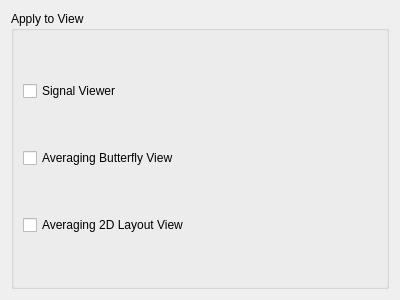
This is applications/mne_analyze/plugins/channelselection/channelselection.ui in mne-tools/mne-cpp as Qt 5 draws it before an edit. The edited form follows.
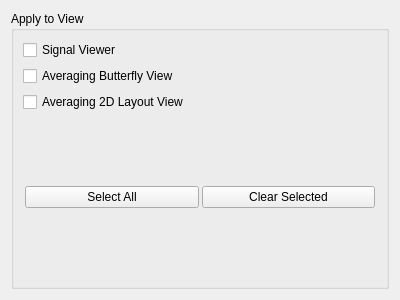
This is the edited form.

Commit message: ENH: view apply selection, catch mismatched channel names for wrong layout

Diff of the .ui file:
```diff
--- a/applications/mne_analyze/plugins/channelselection/channelselection.ui
+++ b/applications/mne_analyze/plugins/channelselection/channelselection.ui
@@ -37,6 +37,9 @@
         <property name="text">
          <string>Signal Viewer</string>
         </property>
+        <property name="checked">
+         <bool>false</bool>
+        </property>
        </widget>
       </item>
       <item>
@@ -44,6 +47,9 @@
         <property name="text">
          <string>Averaging Butterfly View</string>
         </property>
+        <property name="checked">
+         <bool>false</bool>
+        </property>
        </widget>
       </item>
       <item>
@@ -51,6 +57,62 @@
         <property name="text">
          <string>Averaging 2D Layout View</string>
         </property>
+        <property name="checked">
+         <bool>false</bool>
+        </property>
+       </widget>
+      </item>
+      <item>
+       <widget class="QFrame" name="frame">
+        <property name="sizePolicy">
+         <sizepolicy hsizetype="Minimum" vsizetype="Minimum">
+          <horstretch>0</horstretch>
+          <verstretch>0</verstretch>
+         </sizepolicy>
+        </property>
+        <property name="frameShape">
+         <enum>QFrame::NoFrame</enum>
+        </property>
+        <property name="frameShadow">
+         <enum>QFrame::Plain</enum>
+        </property>
+        <layout class="QHBoxLayout" name="horizontalLayout">
+         <property name="spacing">
+          <number>3</number>
+         </property>
+         <property name="leftMargin">
+          <number>2</number>
+         </property>
+         <property name="topMargin">
+          <number>2</number>
+         </property>
+         <property name="rightMargin">
+          <number>2</number>
+         </property>
+         <property name="bottomMargin">
+          <number>2</number>
+         </property>
+         <item>
+          <widget class="QPushButton" name="m_pushButtonAll">
+           <property name="text">
+            <string>Select All</string>
+           </property>
+           <property name="flat">
+            <bool>false</bool>
+           </property>
+          </widget>
+         </item>
+         <item>
+          <widget class="QPushButton" name="m_pushButtonClear">
+           <property name="text">
+            <string>Clear Selected</string>
+           </property>
+           <property name="flat">
+            <bool>false</bool>
+           </property>
+          </widget>
+         </item>
+        </layout>
        </widget>
       </item>
      </layout>
```
The commit also changes 8 other files.
